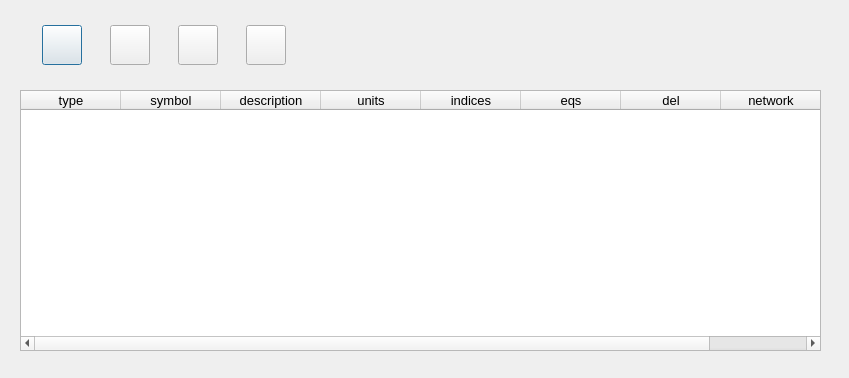
First picture: the form in OntologyEquationEditor/ui_variabletable.ui, repository heinz-preisig/ProMo-packages-OntologyBuilder, before the edit.
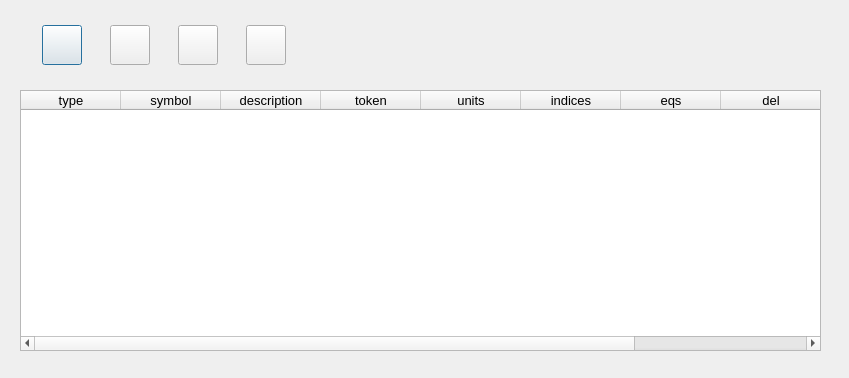
Second picture: the form after the edit.

Commit message: New version -- also propagates the tokens when defining equations. There are some problems left to resolve specifically the reaction part has not been checked as yet. Update follows.

The edit to the form file:
```diff
--- a/OntologyEquationEditor/ui_variabletable.ui
+++ b/OntologyEquationEditor/ui_variabletable.ui
@@ -84,6 +84,11 @@
      <string>description</string>
     </property>
    </column>
+   <column>
+    <property name="text">
+     <string>token</string>
+    </property>
+   </column>
    <column>
     <property name="text">
      <string>units</string>
```
The commit also changes 14 other files.
